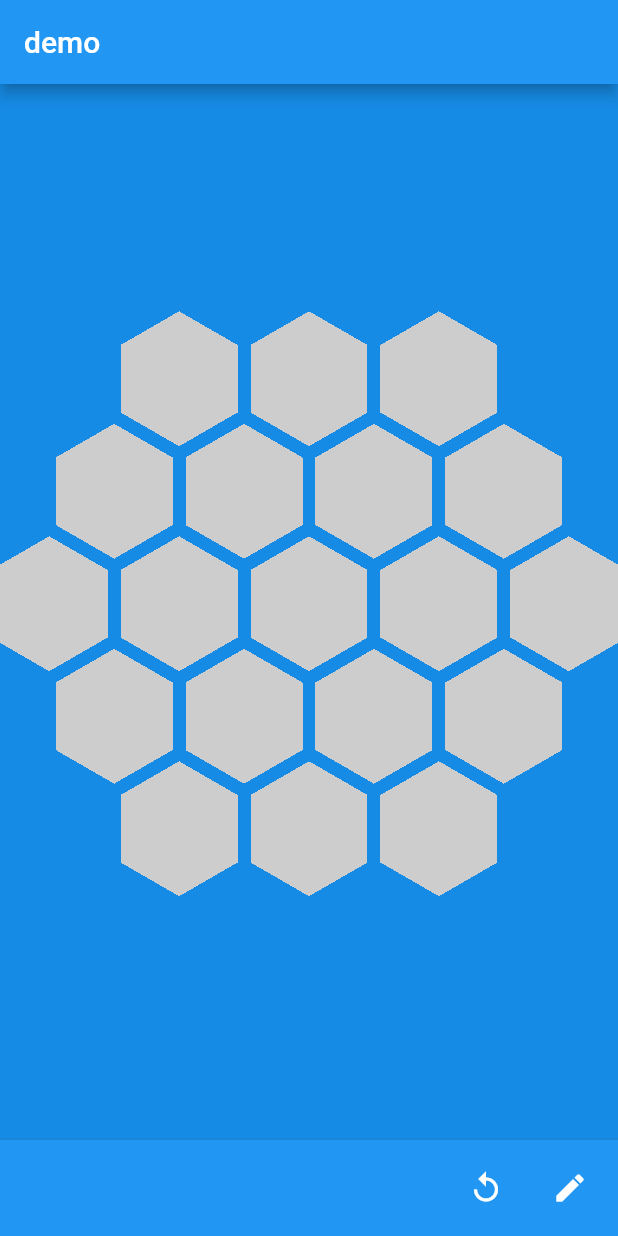
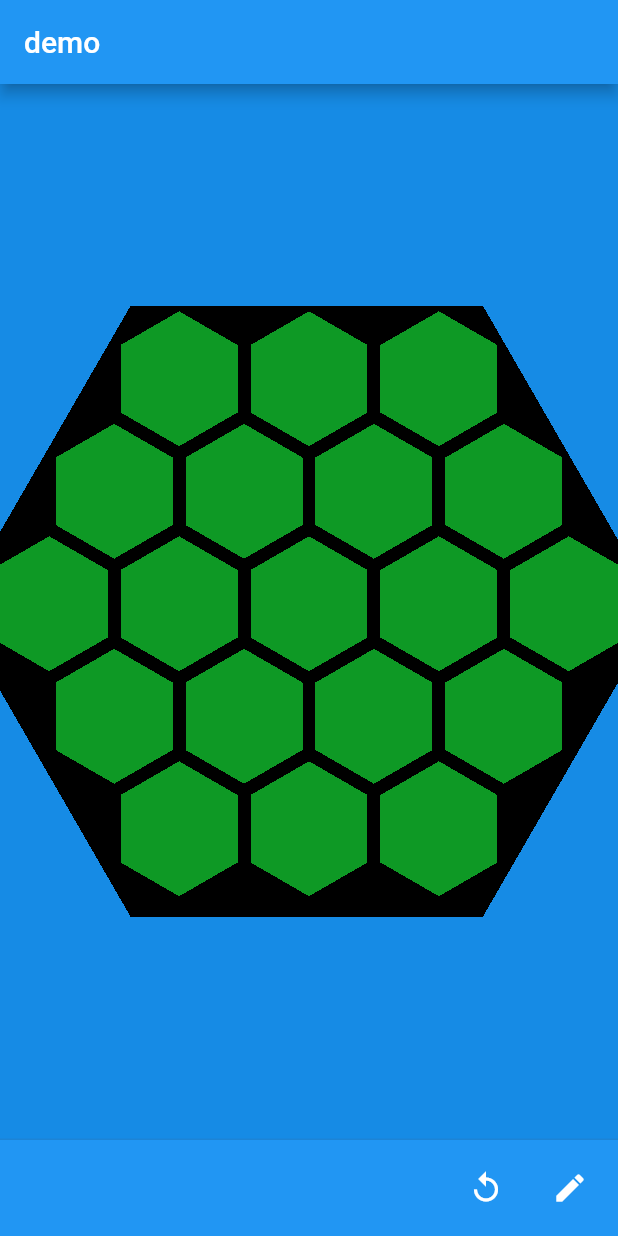
Before and after one commit to vachtung-gigabidze/varta, a Flutter app: the screen it shows after launch, after a tap on the "edit" icon, on a phone screen of 412 x 824 dp. Run offline on Flutter 3.47's test engine with Material 2 defaults, Android fonts, the light colour scheme and no system bars; our stand-ins replace cloud_firestore, firebase_auth, firebase_core, flutter_bloc, get_it; missing offline and left inert: flutter_webrtc; accounts and stored records are empty.

Commit message:
add analysis draw field

```diff
--- a/lib/playground/pages/transformations.dart
+++ b/lib/playground/pages/transformations.dart
@@ -15,11 +15,11 @@ class _TransformationsDemoState extends State<TransformationsDemo>
     with TickerProviderStateMixin {
   final GlobalKey _targetKey = GlobalKey();
   // The radius of a hexagon tile in pixels.
-  static const _kHexagonRadius = 50.0;
+  static const double _kHexagonRadius = 50.0;
   // The margin between hexagons.
-  static const _kHexagonMargin = 5.0;
+  static const double _kHexagonMargin = 5.0;
   // The radius of the entire board in hexagons, not including the center.
-  static const _kBoardRadius = 2;
+  static const int _kBoardRadius = 2;
 
   Board _board = Board(
     boardRadius: _kBoardRadius,
@@ -72,12 +72,12 @@ class _TransformationsDemoState extends State<TransformationsDemo>
   }
 
   void _onTapUp(TapUpDetails details) {
-    final renderBox =
+    final RenderBox renderBox =
         _targetKey.currentContext!.findRenderObject() as RenderBox;
-    final offset =
+    final Offset offset =
         details.globalPosition - renderBox.localToGlobal(Offset.zero);
-    final scenePoint = _transformationController.toScene(offset);
-    final boardPoint = _board.pointToBoardPoint(scenePoint);
+    final Offset scenePoint = _transformationController.toScene(offset);
+    final BoardPoint? boardPoint = _board.pointToBoardPoint(scenePoint);
     setState(() {
       _board = _board.copyWithSelected(boardPoint);
     });
@@ -107,10 +107,10 @@ class _TransformationsDemoState extends State<TransformationsDemo>
         body: Container(
           color: backgroundColor,
           child: LayoutBuilder(
-            builder: (context, constraints) {
+            builder: (BuildContext context, BoxConstraints constraints) {
               // Draw the scene as big as is available, but allow the user to
               // translate beyond that to a visibleSize that's a bit bigger.
-              final viewportSize = Size(
+              final Size viewportSize = Size(
                 constraints.maxWidth,
                 constraints.maxHeight,
               );
@@ -181,7 +181,7 @@ class _TransformationsDemoState extends State<TransformationsDemo>
         }
         showModalBottomSheet<Widget>(
             context: context,
-            builder: (context) {
+            builder: (BuildContext context) {
               return Container(
                 width: double.infinity,
                 height: 150,
@@ -223,12 +223,26 @@ class _BoardPainter extends CustomPainter {
   @override
   void paint(Canvas canvas, Size size) {
     void drawBoardPoint(BoardPoint? boardPoint) {
-      final color = boardPoint!.color.withOpacity(
+      final Color color = boardPoint!.color.withOpacity(
         board.selected == boardPoint ? 0.7 : 1,
       );
-      final vertices = board.getVerticesForBoardPoint(boardPoint, color);
+      final Vertices vertices =
+          board.getVerticesForBoardPoint(boardPoint, color);
       canvas.drawVertices(vertices, BlendMode.color, Paint());
     }
+
+    void drawBoardField(BoardPoint? boardPoint) {
+      if (boardPoint == null) {
+        return;
+      }
+      const Color color = Colors.black;
+      final Vertices vertices =
+          board.getVerticesForBoardField(boardPoint, color);
+      canvas.drawVertices(vertices, BlendMode.color, Paint());
+    }
+
+    //Draw background
+    drawBoardField(const BoardPoint(0, 3, color: Colors.black));
 
     board.forEach(drawBoardPoint);
   }
@@ -244,6 +258,7 @@ class _BoardPainter extends CustomPainter {
 // it. Iterable so that all BoardPoints on the board can be iterated over.
 @immutable
 class Board extends Object with IterableMixin<BoardPoint?> {
+  /// Поле
   Board({
     required this.boardRadius,
     required this.hexagonRadius,
@@ -256,9 +271,9 @@ class Board extends Object with IterableMixin<BoardPoint?> {
     // Set up the positions for the center hexagon where the entire board is
     // centered on the origin.
     // Start point of hexagon (top vertex).
-    final hexStart = Point<double>(0, -hexagonRadius);
-    final hexagonRadiusPadded = hexagonRadius - hexagonMargin;
-    final centerToFlat = sqrt(3) / 2 * hexagonRadiusPadded;
+    final Point<double> hexStart = Point<double>(0, -hexagonRadius);
+    final double hexagonRadiusPadded = hexagonRadius - hexagonMargin;
+    final double centerToFlat = sqrt(3) / 2 * hexagonRadiusPadded;
     positionsForHexagonAtOrigin.addAll(<Offset>[
       Offset(hexStart.x, hexStart.y),
       Offset(hexStart.x + centerToFlat, hexStart.y + 0.5 * hexagonRadiusPadded),
@@ -275,7 +290,7 @@ class Board extends Object with IterableMixin<BoardPoint?> {
       _boardPoints.addAll(boardPoints);
     } else {
       // Generate boardPoints for a fresh board.
-      var boardPoint = _getNextBoardPoint(null);
+      BoardPoint? boardPoint = _getNextBoardPoint(null);
       while (boardPoint != null) {
         _boardPoints.add(boardPoint);
         boardPoint = _getNextBoardPoint(boardPoint);
@@ -319,7 +334,7 @@ class Board extends Object with IterableMixin<BoardPoint?> {
       return BoardPoint(-boardRadius, 0);
     }
 
-    final rRange = _getRRangeForQ(boardPoint.q);
+    final _Range rRange = _getRRangeForQ(boardPoint.q);
 
     // If at or after the last element.
     if (boardPoint.q >= boardRadius && boardPoint.r >= rRange.max) {
@@ -337,14 +352,14 @@ class Board extends Object with IterableMixin<BoardPoint?> {
 
   // Check if the board point is actually on the board.
   bool _validateBoardPoint(BoardPoint boardPoint) {
-    const center = BoardPoint(0, 0);
-    final distanceFromCenter = getDistance(center, boardPoint);
+    const BoardPoint center = BoardPoint(0, 0);
+    final int distanceFromCenter = getDistance(center, boardPoint);
     return distanceFromCenter <= boardRadius;
   }
 
   // Get the size in pixels of the entire board.
   Size get size {
-    final centerToFlat = sqrt(3) / 2 * hexagonRadius;
+    final double centerToFlat = sqrt(3) / 2 * hexagonRadius;
     return Size(
       (boardRadius * 2 + 1) * centerToFlat * 2,
       2 * (hexagonRadius + boardRadius * 1.5 * hexagonRadius),
@@ -353,8 +368,8 @@ class Board extends Object with IterableMixin<BoardPoint?> {
 
   // Get the distance between two BoardPoints.
   static int getDistance(BoardPoint a, BoardPoint b) {
-    final a3 = a.cubeCoordinates;
-    final b3 = b.cubeCoordinates;
+    final Vector3 a3 = a.cubeCoordinates;
+    final Vector3 b3 = b.cubeCoordinates;
     return ((a3.x - b3.x).abs() + (a3.y - b3.y).abs() + (a3.z - b3.z).abs()) ~/
         2;
   }
@@ -363,11 +378,11 @@ class Board extends Object with IterableMixin<BoardPoint?> {
   // the center of the board in both coordinate systems. If no BoardPoint at the
   // location, return null.
   BoardPoint? pointToBoardPoint(Offset point) {
-    final pointCentered = Offset(
+    final Offset pointCentered = Offset(
       point.dx - size.width / 2,
       point.dy - size.height / 2,
     );
-    final boardPoint = BoardPoint(
+    final BoardPoint boardPoint = BoardPoint(
       ((sqrt(3) / 3 * pointCentered.dx - 1 / 3 * pointCentered.dy) /
               hexagonRadius)
           .round(),
@@ -378,7 +393,7 @@ class Board extends Object with IterableMixin<BoardPoint?> {
       return null;
     }
 
-    return _boardPoints.firstWhere((boardPointI) {
+    return _boardPoints.firstWhere((BoardPoint boardPointI) {
       return boardPointI.q == boardPoint.q && boardPointI.r == boardPoint.r;
     });
   }
@@ -395,11 +410,50 @@ class Board extends Object with IterableMixin<BoardPoint?> {
 
   // Get Vertices that can be drawn to a Canvas for the given BoardPoint.
   Vertices getVerticesForBoardPoint(BoardPoint boardPoint, Color color) {
-    final centerOfHexZeroCenter = boardPointToPoint(boardPoint);
+    final Point<double> centerOfHexZeroCenter = boardPointToPoint(boardPoint);
 
-    final positions = positionsForHexagonAtOrigin.map((offset) {
+    final List<Offset> positions =
+        positionsForHexagonAtOrigin.map((Offset offset) {
       return offset.translate(centerOfHexZeroCenter.x, centerOfHexZeroCenter.y);
     }).toList();
+
+    return Vertices(
+      VertexMode.triangleFan,
+      positions,
+      colors: List<Color>.filled(positions.length, color),
+    );
+  }
+
+  // Get Vertices that can be drawn to a Canvas for the given BoardField.
+  Vertices getVerticesForBoardField(BoardPoint boardPoint, Color color) {
+    const Point<double> centerOfHexZeroCenter =
+        Point<double>(150, 150); //boardPointToPoint(boardPoint);
+
+    const double x = 215.0;
+    const double y = 200.0;
+    const double hexagonRadiusPadded = 235.0;
+    const double centerToFlat = 200.0;
+    final List<Offset> positions = <Offset>[
+      for (int a = 0; a < 6; a++)
+        Offset(
+          x + hexagonRadiusPadded * cos(a * 60 * pi / 180.0),
+          y + hexagonRadiusPadded * sin(a * 60 * pi / 180.0),
+        )
+
+      // Offset(x, y),
+      // Offset(x + centerToFlat, y + 0.5 * hexagonRadiusPadded),
+      // Offset(x + centerToFlat, y + 1.5 * hexagonRadiusPadded),
+      // Offset(x + centerToFlat, y + 1.5 * hexagonRadiusPadded),
+      // Offset(x, y + 2 * hexagonRadiusPadded),
+      // Offset(x, y + 2 * hexagonRadiusPadded),
+      // Offset(x - centerToFlat, y + 1.5 * hexagonRadiusPadded),
+      // Offset(x - centerToFlat, y + 1.5 * hexagonRadiusPadded),
+      // Offset(x - centerToFlat, y + 0.5 * hexagonRadiusPadded),
+    ];
+
+    //     positionsForHexagonAtOrigin.map((Offset offset) {
+    //   return offset.translate(centerOfHexZeroCenter.x, centerOfHexZeroCenter.y);
+    // }).toList();
 
     return Vertices(
       VertexMode.triangleFan,
@@ -413,7 +467,7 @@ class Board extends Object with IterableMixin<BoardPoint?> {
     if (selected == boardPoint) {
       return this;
     }
-    final nextBoard = Board(
+    final Board nextBoard = Board(
       boardRadius: boardRadius,
       hexagonRadius: hexagonRadius,
       hexagonMargin: hexagonMargin,
@@ -425,17 +479,19 @@ class Board extends Object with IterableMixin<BoardPoint?> {
 
   // Return a new board where boardPoint has the given color.
   Board copyWithBoardPointColor(BoardPoint boardPoint, Color color) {
-    final nextBoardPoint = boardPoint.copyWithColor(color);
-    final boardPointIndex = _boardPoints.indexWhere((boardPointI) =>
-        boardPointI.q == boardPoint.q && boardPointI.r == boardPoint.r);
+    final BoardPoint nextBoardPoint = boardPoint.copyWithColor(color);
+    final int boardPointIndex = _boardPoints.indexWhere(
+        (BoardPoint boardPointI) =>
+            boardPointI.q == boardPoint.q && boardPointI.r == boardPoint.r);
 
     if (elementAt(boardPointIndex) == boardPoint && boardPoint.color == color) {
       return this;
     }
 
-    final nextBoardPoints = List<BoardPoint>.from(_boardPoints);
+    final List<BoardPoint> nextBoardPoints =
+        List<BoardPoint>.from(_boardPoints);
     nextBoardPoints[boardPointIndex] = nextBoardPoint;
-    final selectedBoardPoint =
+    final BoardPoint? selectedBoardPoint =
         boardPoint == selected ? nextBoardPoint : selected;
     return Board(
       boardRadius: boardRadius,
@@ -487,11 +543,14 @@ class _Range {
 // Axial coordinates use two integers, q and r, to locate a hexagon on a grid.
 // https://www.redblobgames.com/grids/hexagons/#coordinates-axial
 @immutable
+
+/// Рисует ячейку
 class BoardPoint {
+  /// Конструктор
   const BoardPoint(
     this.q,
     this.r, {
-    this.color = const Color(0xFFCDCDCD),
+    this.color = const Color.fromARGB(255, 14, 153, 37),
   });
 
   final int q;
```
Also changed, not shown: analysis_options.yaml (+140 -26 lines), lib/webRTC/data/datasources/remote_datasource.dart (+47 -28 lines), lib/webRTC/presentation/pages/webrtc/webrtc_cubit.dart (+5 -5 lines).
